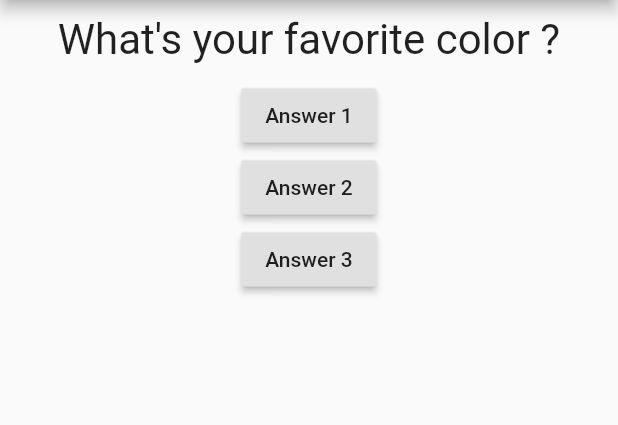
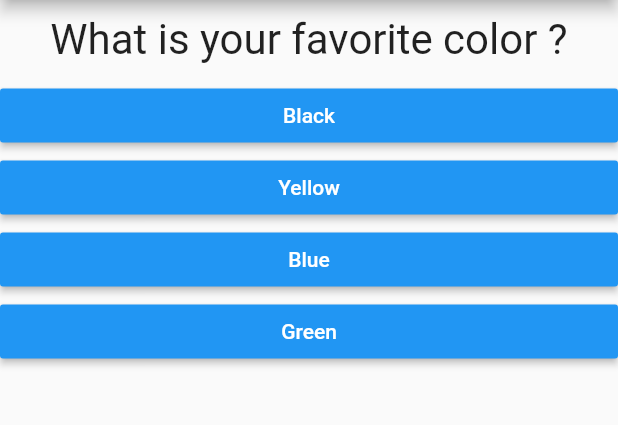
Before and after one commit to jestineflores/My-First-Flutter-App, a Flutter app: the screen it shows after launch, on a phone screen of 412 x 824 dp, the part 84-509 px from its top. Run offline on Flutter 3.47's test engine with Material 2 defaults, Android fonts, the phone set to English and light mode, and no system bars.

Commit message:
Added another file for answers, added styling

```diff
--- /dev/null
+++ b/lib/answer.dart
@@ -0,0 +1,21 @@
+import 'package:flutter/material.dart';
+
+class Answer extends StatelessWidget {
+  final Function selectHandler;
+  final String answerText;
+
+  Answer(this.selectHandler, this.answerText);
+
+  @override
+  Widget build(BuildContext context) {
+    return Container(
+      width: double.infinity,
+      child: RaisedButton(
+        color: Colors.blue,
+        textColor: Colors.white,
+        child: Text(answerText),
+        onPressed: selectHandler,
+      ),
+    );
+  }
+}
--- a/lib/main.dart
+++ b/lib/main.dart
@@ -1,6 +1,7 @@
 import 'package:flutter/material.dart';
 
 import './question.dart';
+import './answer.dart';
 
 void main() {
   runApp(MyApp());
@@ -24,9 +25,19 @@ class MyAppState extends State<MyApp> {
 
   @override
   Widget build(BuildContext context) {
-    var questions = [
-      'What\'s your favorite color ?',
-      'What\'s your favorite animal',
+    const questions = [
+      {
+        'questionText': 'What is your favorite color ?',
+        'answers': ['Black', 'Yellow', 'Blue', 'Green'],
+      },
+      {
+        'questionText': 'What\'s your favorite animal ?',
+        'answers': ['Dog', 'Cat', 'Rabbit', 'Elephant'],
+      },
+      {
+        'questionText': 'What is your favorite city ?',
+        'answers': ['Denver', 'Seattle', 'New York', 'Washington DC'],
+      }
     ];
     return MaterialApp(
         home: Scaffold(
@@ -35,20 +46,13 @@ class MyAppState extends State<MyApp> {
       ),
       body: Column(
         children: [
-          Question(questions[questionIndex]),
-          RaisedButton(
-            child: Text('Answer 1'),
-            onPressed: answerQuestion,
+          Question(
+            questions[questionIndex]['questionText'],
           ),
-          RaisedButton(
-            child: Text('Answer 2'),
-            onPressed: () => print('Answer 2 is chosen !'),
-          ),
-          RaisedButton(
-              child: Text('Answer 3'),
-              onPressed: () {
-                print('Answer 3 Selected');
-              }),
+          ...(questions[questionIndex]['answers'] as List<String>)
+              .map((answer) {
+            return Answer(answerQuestion, answer);
+          }).toList()
         ],
       ),
     ));
```
Also changed, not shown: 3 other files.
